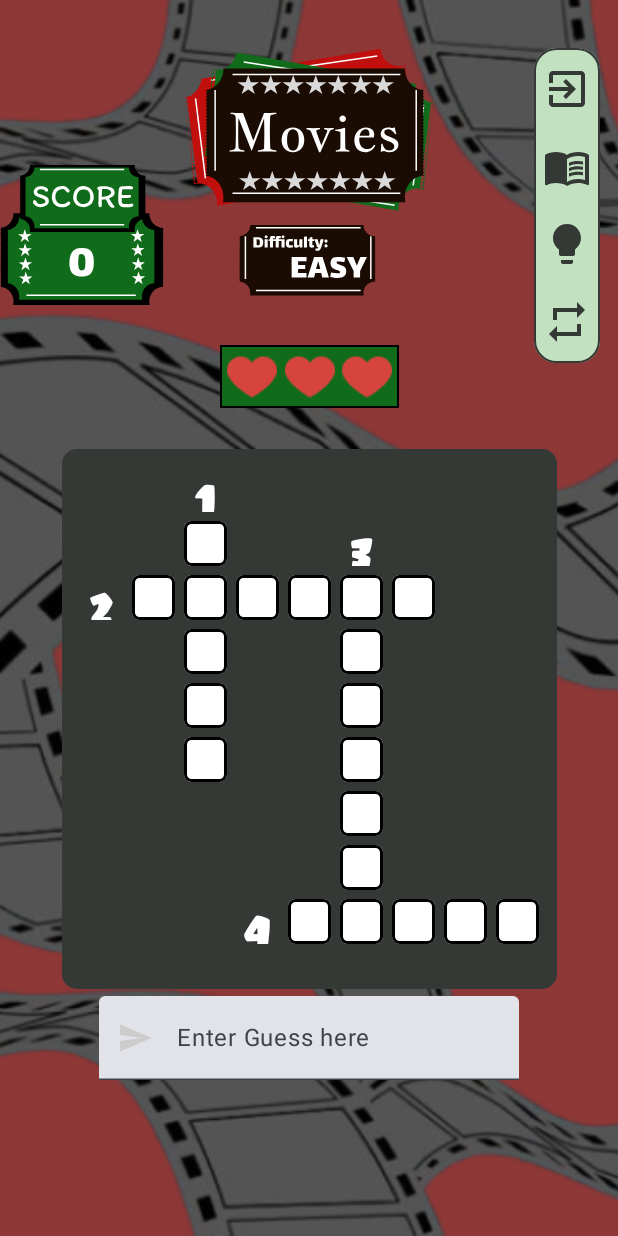
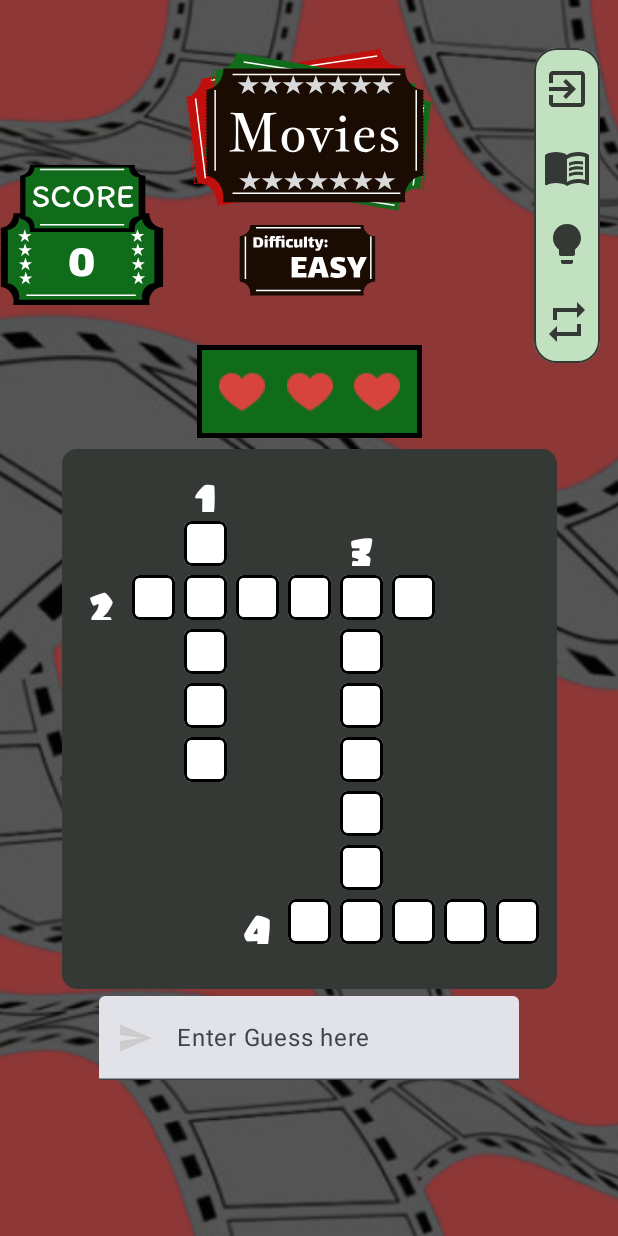
Before and after one commit to leiDanielAguila/V, an Android app built with Jetpack Compose: the screen it shows after launch (MainActivity), on a phone screen of 412 x 824 dp. Run offline under Robolectric (Android 15) with nearby library versions, the light colour scheme and no system bars.

Commit message:
user life logic working

```diff
--- a/app/src/main/java/com/example/v/Movie.kt
+++ b/app/src/main/java/com/example/v/Movie.kt
@@ -1,6 +1,15 @@
 package com.example.v
 
 import androidx.compose.animation.AnimatedVisibility
+import androidx.compose.animation.core.FastOutSlowInEasing
+import androidx.compose.animation.core.RepeatMode
+import androidx.compose.animation.core.VectorConverter
+import androidx.compose.animation.core.animateDpAsState
+import androidx.compose.animation.core.animateSizeAsState
+import androidx.compose.animation.core.animateValue
+import androidx.compose.animation.core.infiniteRepeatable
+import androidx.compose.animation.core.rememberInfiniteTransition
+import androidx.compose.animation.core.tween
 import androidx.compose.foundation.BorderStroke
 import androidx.compose.foundation.Image
 import androidx.compose.foundation.background
@@ -53,11 +62,13 @@ import com.airbnb.lottie.compose.rememberLottieComposition
 import androidx.compose.ui.text.TextStyle
 import androidx.compose.ui.text.input.ImeAction
 import androidx.compose.ui.text.style.TextAlign
+import androidx.compose.ui.unit.Dp
 import com.example.v.ui.theme.Lalezar
 import com.example.v.ui.theme.Spenbeb
 import com.example.v.ui.theme.VTheme
 import com.example.v.ui.theme.darkGreen
 import com.example.v.ui.theme.darkRed
+import com.example.v.ui.theme.heartRed
 import com.example.v.ui.theme.lightBlue
 import com.example.v.ui.theme.lightGreen
 import com.example.v.ui.theme.navyBlue
@@ -151,7 +162,7 @@ fun MovieScreen(
             modifier = Modifier.fillMaxSize().padding(top = 230.dp),
             horizontalAlignment = Alignment.CenterHorizontally
         ) {
-            UserLives()
+            UserLives(movieUiState = movieUiState)
         } // GAME USER LIFE
 
         Column( // MOVIE DIFFICULTY CARD DISPLAY ONLY
@@ -573,33 +584,108 @@ fun HintNotes(
 }
 
 @Composable
-fun UserLives(modifier: Modifier = Modifier) {
+fun UserLives(
+    modifier: Modifier = Modifier,
+    movieUiState: MovieUiState
+) {
+
+    val infiniteTransition = rememberInfiniteTransition(label = "")
+
+
+    val heartSize by infiniteTransition.animateValue(
+        initialValue = 30.dp,
+        targetValue = 43.dp,
+        typeConverter = Dp.VectorConverter,
+        animationSpec = infiniteRepeatable(
+            animation = tween(
+                durationMillis = 700,
+                easing = FastOutSlowInEasing
+            ),
+            repeatMode = RepeatMode.Reverse
+        ), label = ""
+    )
+
     Box(
         modifier
-            .size(width = 119.dp, height = 42.dp)
+            .size(width = 150.dp, height = 62.dp)
             .background(darkGreen)
-            .border(1.dp, Color.Black)
+            .border(3.dp, Color.Black)
     ) {
         Row(
             modifier = Modifier.matchParentSize(),
             horizontalArrangement = Arrangement.SpaceEvenly,
             verticalAlignment = Alignment.CenterVertically
         ) {
+            when (movieUiState.gameLives) {
+                3 -> {
                     Image(
                         painterResource(R.drawable.heart),
                         contentDescription = "User life",
-                modifier = Modifier.size(33.dp)
+                        modifier = Modifier.size(heartSize),
                     )
                     Image(
                         painterResource(R.drawable.heart),
                         contentDescription = "User life",
-                modifier = Modifier.size(33.dp)
+                        modifier = Modifier.size(heartSize),
                     )
                     Image(
                         painterResource(R.drawable.heart),
                         contentDescription = "User life",
-                modifier = Modifier.size(33.dp)
+                        modifier = Modifier.size(heartSize),
                     )
+                }
+                2 -> {
+                    Icon(
+                        painterResource(R.drawable.baseline_heart_broken_24),
+                        contentDescription = "Broken heart",
+                        tint = heartRed
+                    )
+                    Image(
+                        painterResource(R.drawable.heart),
+                        contentDescription = "User life",
+                        modifier = Modifier.size(heartSize),
+                    )
+                    Image(
+                        painterResource(R.drawable.heart),
+                        contentDescription = "User life",
+                        modifier = Modifier.size(heartSize),
+                    )
+                }
+                1 -> {
+                    Icon(
+                        painterResource(R.drawable.baseline_heart_broken_24),
+                        contentDescription = "Broken heart",
+                        tint = heartRed
+                    )
+                    Icon(
+                        painterResource(R.drawable.baseline_heart_broken_24),
+                        contentDescription = "Broken heart",
+                        tint = heartRed
+                    )
+                    Image(
+                        painterResource(R.drawable.heart),
+                        contentDescription = "User life",
+                        modifier = Modifier.size(heartSize),
+                    )
+                }
+                else -> {
+                    Icon(
+                        painterResource(R.drawable.baseline_heart_broken_24),
+                        contentDescription = "Broken heart",
+                        tint = heartRed
+                    )
+                    Icon(
+                        painterResource(R.drawable.baseline_heart_broken_24),
+                        contentDescription = "Broken heart",
+                        tint = heartRed
+                    )
+                    Icon(
+                        painterResource(R.drawable.baseline_heart_broken_24),
+                        contentDescription = "Broken heart",
+                        tint = heartRed
+                    )
+                }
+            }
         }
     }
 }
@@ -614,7 +700,7 @@ fun MoviePreview() {
 @Composable
 fun UserLivesPreview() {
     VTheme {
-        UserLives()
+        UserLives(movieUiState = MovieUiState())
     }
 }
 
--- a/app/src/main/java/com/example/v/MovieUiState.kt
+++ b/app/src/main/java/com/example/v/MovieUiState.kt
@@ -7,4 +7,5 @@ data class MovieUiState (
     var wordTileStorage: MutableSet<Int> = mutableSetOf(),
     var isGameOver: Boolean = false,
     var isCorrect: Boolean = false,
+    var gameLives: Int = 3
 )
--- a/app/src/main/java/com/example/v/ui/theme/Color.kt
+++ b/app/src/main/java/com/example/v/ui/theme/Color.kt
@@ -18,6 +18,7 @@ val Yellow = Color(0xFFfdfd00)
 
 val navyBlue = Color(0xFF1e3a40)
 val darkRed = Color(0xFF8d3737)
+val heartRed = Color(0xFFD7443E)
 val lightBlue = Color(0xFF4d9cab)
 
 val onyx = Color(0xFF353935)
--- /dev/null
+++ b/app/src/main/res/drawable/baseline_heart_broken_24.xml
@@ -0,0 +1,5 @@
+<vector xmlns:android="http://schemas.android.com/apk/res/android" android:height="43dp" android:tint="#050609" android:viewportHeight="24" android:viewportWidth="24" android:width="43dp">
+
+    <path android:fillColor="@android:color/white" android:pathData="M16.5,3c-0.96,0 -1.9,0.25 -2.73,0.69L12,9h3l-3,10l1,-9h-3l1.54,-5.39C10.47,3.61 9.01,3 7.5,3C4.42,3 2,5.42 2,8.5c0,4.13 4.16,7.18 10,12.5c5.47,-4.94 10,-8.26 10,-12.5C22,5.42 19.58,3 16.5,3z"/>
+
+</vector>
```
Also changed, not shown: app/src/main/java/com/example/v/MovieEasyViewModel.kt (+10 -0 lines). Lines whose indentation alone changed are shown as unchanged.
